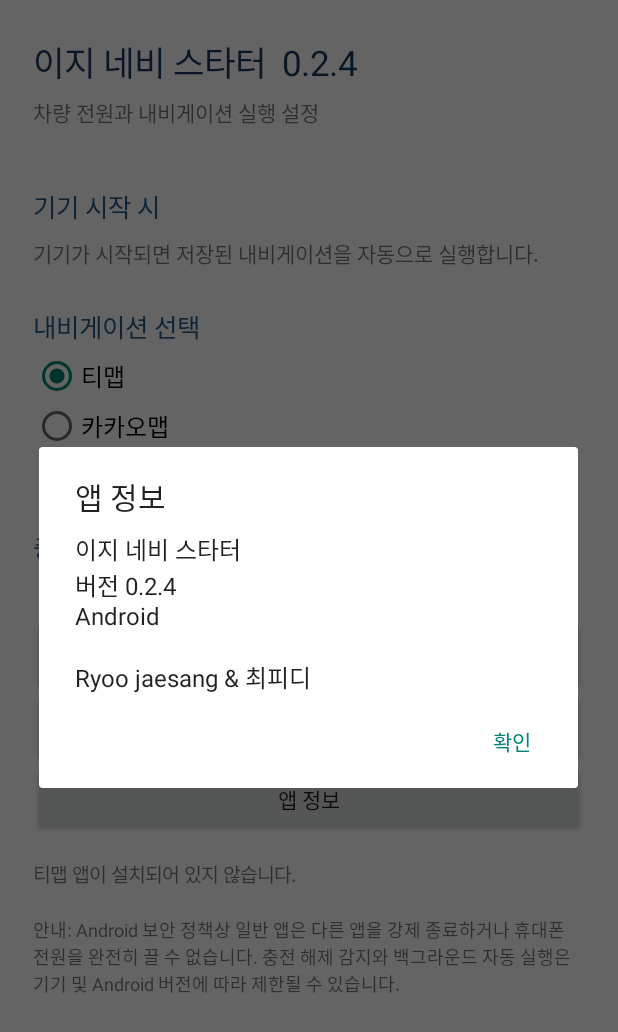
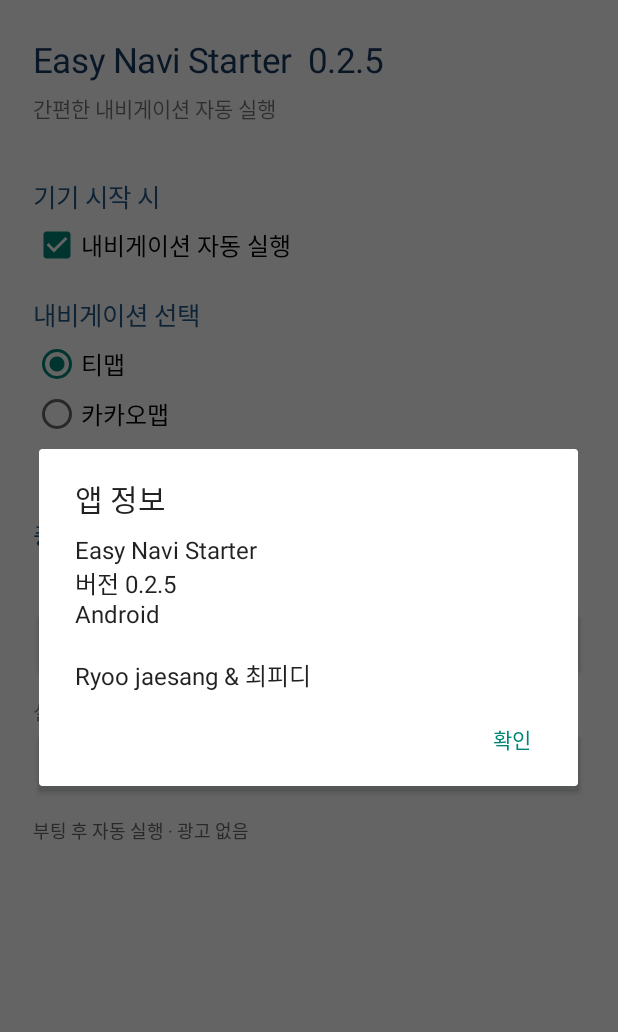
Before and after one commit to ryoobach/Easy_Navi_Starter, an Android app: the screen it shows after launch (MainActivity), after a tap on "앱 정보", on a phone screen of 412 x 824 dp. Shown: the top 1032 px of the screen. Run offline under Robolectric (Android 15) with nearby library versions, the phone set to English and light mode, and no system bars; 2 other taps on this screen came first.

Commit message:
Update starter screen and app information for 0.2.5

```diff
--- a/app/src/main/java/com/ryoobach/easynavistarter/MainActivity.kt
+++ b/app/src/main/java/com/ryoobach/easynavistarter/MainActivity.kt
@@ -16,6 +16,7 @@ import android.widget.TextView
 class MainActivity : Activity() {
     private lateinit var prefs: SharedPreferences
     private lateinit var navigationGroup: RadioGroup
+    private lateinit var autoLaunch: CheckBox
     private lateinit var autoShutdown: CheckBox
     private lateinit var status: TextView
 
@@ -35,23 +36,25 @@ class MainActivity : Activity() {
             orientation = LinearLayout.VERTICAL
             setPadding(dp(22), dp(24), dp(22), dp(24))
         }
+
         page.addView(TextView(this).apply {
-            text = "이지 네비 스타터  0.2.4"
+            text = "Easy Navi Starter  0.2.5"
             textSize = 23f
             setTextColor(0xFF17365D.toInt())
         })
         page.addView(TextView(this).apply {
-            text = "차량 전원과 내비게이션 실행 설정"
+            text = "간편한 내비게이션 자동 실행"
             textSize = 14f
-            setPadding(0, dp(6), 0, dp(22))
+            setPadding(0, dp(6), 0, dp(18))
         })
 
         addSectionTitle(page, "기기 시작 시")
-        page.addView(TextView(this).apply {
-            text = "기기가 시작되면 저장된 내비게이션을 자동으로 실행합니다."
-            textSize = 14f
-            setPadding(0, dp(4), 0, dp(8))
-        })
+        autoLaunch = CheckBox(this).apply {
+            text = "내비게이션 자동 실행"
+            textSize = 16f
+            isChecked = prefs.getBoolean(KEY_AUTO, true)
+        }
+        page.addView(autoLaunch)
 
         addSectionTitle(page, "내비게이션 선택")
         navigationGroup = RadioGroup(this).apply {
@@ -69,39 +72,36 @@ class MainActivity : Activity() {
 
         addSectionTitle(page, "충전 종료 시")
         autoShutdown = CheckBox(this).apply {
-            text = "충전 종료 시 휴대폰 자동종료"
+            text = "충전 종료 시 휴대폰 자동 종료"
             isChecked = prefs.getBoolean(KEY_SHUTDOWN, false)
             textSize = 16f
         }
         page.addView(autoShutdown)
 
         page.addView(Button(this).apply {
-            text = "저장"
+            text = "설정 저장"
             setOnClickListener {
                 if (saveSettings()) showStatus("설정을 저장했습니다.")
             }
         })
-        page.addView(Button(this).apply {
-            text = "선택한 내비게이션 실행 테스트"
-            setOnClickListener {
-                if (saveSettings()) launchSelectedApp()
-            }
-        })
+
+        status = TextView(this).apply {
+            text = "설정 대기 중"
+            textSize = 13f
+            setPadding(0, dp(12), 0, 0)
+        }
+        page.addView(status)
+
         page.addView(Button(this).apply {
             text = "앱 정보"
             setOnClickListener { showAppInfo() }
         })
 
-        status = TextView(this).apply {
-            text = "설정 대기 중"
-            textSize = 13f
-            setPadding(0, dp(16), 0, 0)
-        }
-        page.addView(status)
         page.addView(TextView(this).apply {
-            text = "안내: Android 보안 정책상 일반 앱은 다른 앱을 강제 종료하거나 휴대폰 전원을 완전히 끌 수 없습니다. 충전 해제 감지와 백그라운드 자동 실행은 기기 및 Android 버전에 따라 제한될 수 있습니다."
+            text = "부팅 후 자동 실행 · 광고 없음"
             textSize = 12f
-            setPadding(0, dp(18), 0, 0)
+            setTextColor(0xFF666666.toInt())
+            setPadding(0, dp(12), 0, 0)
         })
 
         setContentView(ScrollView(this).apply { addView(page) })
@@ -113,8 +113,6 @@ class MainActivity : Activity() {
         val selectedIndex = fixedApps.indexOfFirst { it.packageName == savedPackage }
             .let { if (it >= 0) it else 0 }
         navigationGroup.check(selectedIndex + 1)
-        // 자동 실행은 기본 동작이며 별도의 켜기/끄기 체크 항목을 두지 않습니다.
-        prefs.edit().putBoolean(KEY_AUTO, true).apply()
     }
 
     private fun addSectionTitle(parent: LinearLayout, title: String) {
@@ -139,33 +137,20 @@ class MainActivity : Activity() {
         }
         prefs.edit()
             .putString(KEY_PACKAGE, selected.packageName)
-            .putBoolean(KEY_AUTO, true)
+            .putBoolean(KEY_AUTO, autoLaunch.isChecked)
             .putBoolean(KEY_SHUTDOWN, autoShutdown.isChecked)
             .putBoolean(KEY_RESTORE_LAST_LOCATION, true)
             .apply()
         return true
     }
 
-    private fun launchSelectedApp() {
-        val selected = selectedApp() ?: return
-        val intent = packageManager.getLaunchIntentForPackage(selected.packageName)
-        if (intent == null) {
-            showStatus("${selected.label} 앱이 설치되어 있지 않습니다.")
-            return
-        }
-        try {
-            intent.addFlags(Intent.FLAG_ACTIVITY_NEW_TASK)
-            startActivity(intent)
-            showStatus("${selected.label} 실행을 요청했습니다.")
-        } catch (e: Exception) {
-            showStatus("앱 실행 실패: " + (e.message ?: "알 수 없는 오류"))
-        }
-    }
-
     private fun showAppInfo() {
+        val version = try {
+            packageManager.getPackageInfo(packageName, 0).versionName ?: "0.2.5"
+        } catch (_: Exception) { "0.2.5" }
         AlertDialog.Builder(this)
             .setTitle("앱 정보")
-            .setMessage("이지 네비 스타터\n버전 0.2.4\nAndroid\n\nRyoo jaesang & 최피디")
+            .setMessage("Easy Navi Starter\n버전 $version\nAndroid\n\nRyoo jaesang & 최피디")
             .setPositiveButton("확인", null)
             .show()
     }
```
